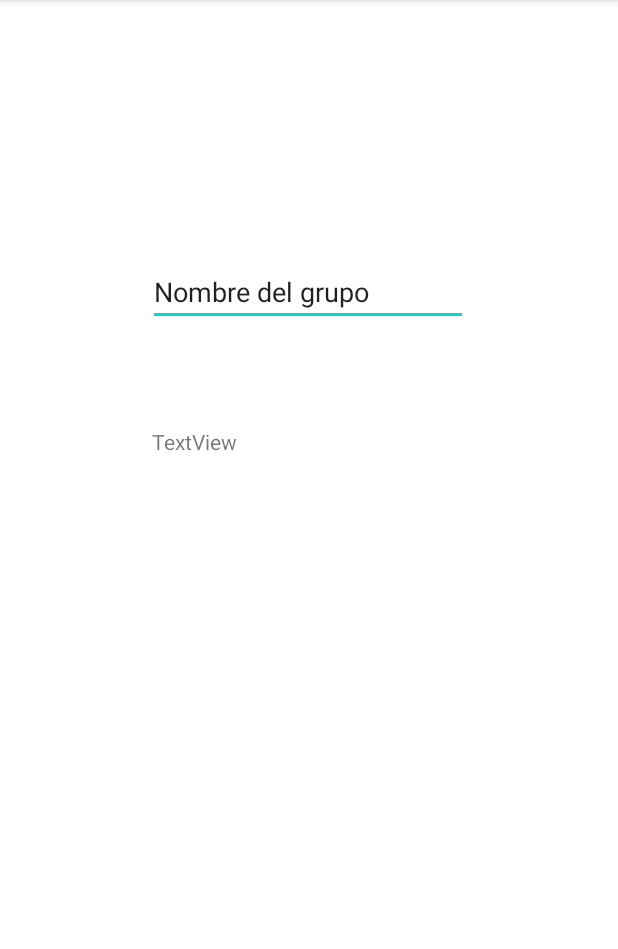
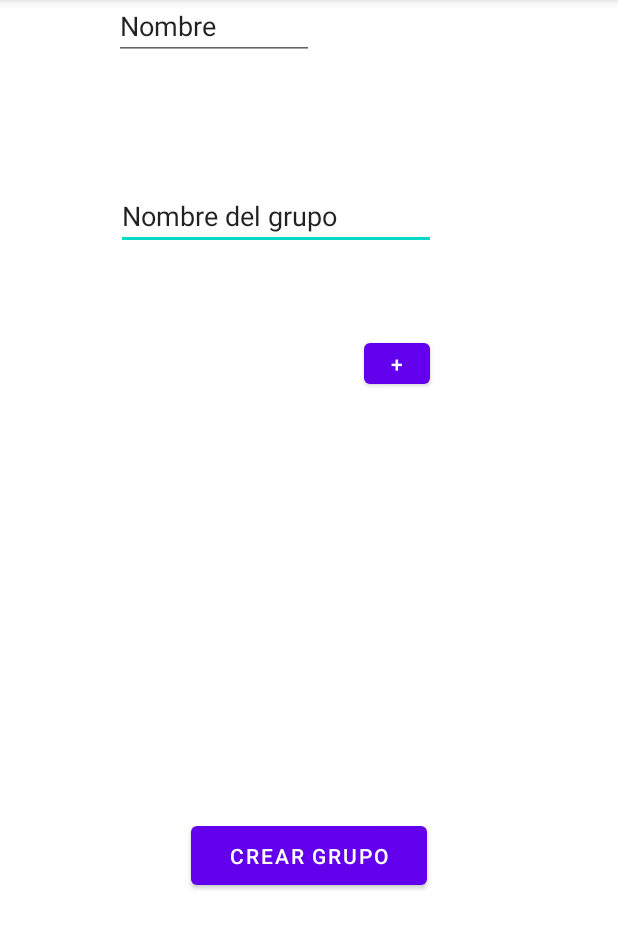
Before and after one commit to Tr3sar/Paymate, an Android app: the fragment NewGroupFragment shown on its own in the app's theme, on a phone screen of 412 x 824 dp, the part 84-1033 px from its top. Run offline under Robolectric (Android 15) with nearby library versions, the phone set to English and light mode, and no system bars; our stand-ins replace Dagger/Hilt's generated code.

Commit message:
Seguimos avanzando en newgroup

```diff
--- a/app/src/main/java/dadm/jmartor/paymate/ui/newgroup/NewGroupFragment.kt
+++ b/app/src/main/java/dadm/jmartor/paymate/ui/newgroup/NewGroupFragment.kt
@@ -1,5 +1,6 @@
 package dadm.jmartor.paymate.ui.newgroup
 
+import android.annotation.SuppressLint
 import android.os.Bundle
 import android.view.View
 import androidx.fragment.app.Fragment
@@ -13,10 +14,19 @@ class NewGroupFragment : Fragment(R.layout.fragment_new_group) {
     private var _binding : FragmentNewGroupBinding? = null
     private val binding get() = _binding!!
     private val viewModel: NewGroupViewModel by activityViewModels()
+    private var listMembers: List<String> = emptyList()
 
+    @SuppressLint("SetTextI18n")
     override fun onViewCreated(view: View, savedInstanceState: Bundle?) {
         super.onViewCreated(view, savedInstanceState)
         _binding = FragmentNewGroupBinding.bind(view)
+
+        binding.addMember.setOnClickListener {
+            var members: String = binding.members.text.toString()
+            var member: String = binding.personName.text.toString()
+            binding.members.text = members + member + "\n"
+            listMembers.plus(member)
+        }
     }
 
     override fun onDestroyView() {
--- a/app/src/main/java/dadm/jmartor/paymate/ui/newgroup/NewGroupViewModel.kt
+++ b/app/src/main/java/dadm/jmartor/paymate/ui/newgroup/NewGroupViewModel.kt
@@ -1,5 +1,7 @@
 package dadm.jmartor.paymate.ui.newgroup
 
+import androidx.lifecycle.LiveData
+import androidx.lifecycle.MutableLiveData
 import androidx.lifecycle.ViewModel
 import dagger.hilt.android.lifecycle.HiltViewModel
 import javax.inject.Inject
@@ -7,4 +9,13 @@ import javax.inject.Inject
 @HiltViewModel
 class NewGroupViewModel @Inject constructor():ViewModel(){
 
+    private val _members: MutableLiveData<Boolean> = MutableLiveData<Boolean>()
+    val members : LiveData<Boolean>
+        get() {
+            return _members
+        }
+
+    fun addMember(name:String){
+
+    }
 }
--- a/app/src/main/res/layout/fragment_new_group.xml
+++ b/app/src/main/res/layout/fragment_new_group.xml
@@ -11,23 +11,61 @@
         android:layout_height="wrap_content"
         android:ems="10"
         android:inputType="textPersonName"
-        android:text="Nombre del grupo"
+        android:text="@string/groupName"
         app:layout_constraintBottom_toTopOf="@+id/members"
         app:layout_constraintEnd_toEndOf="parent"
-        app:layout_constraintHorizontal_bias="0.497"
+        app:layout_constraintHorizontal_bias="0.388"
         app:layout_constraintStart_toStartOf="parent"
         app:layout_constraintTop_toTopOf="parent"
-        app:layout_constraintVertical_bias="0.719" />
+        app:layout_constraintVertical_bias="0.394" />
 
     <TextView
         android:id="@+id/members"
         android:layout_width="wrap_content"
         android:layout_height="wrap_content"
-        android:layout_marginBottom="464dp"
-        android:text="TextView"
+        android:layout_marginBottom="396dp"
+        android:text=""
         app:layout_constraintBottom_toBottomOf="parent"
         app:layout_constraintEnd_toEndOf="parent"
-        app:layout_constraintHorizontal_bias="0.286"
-        app:layout_constraintStart_toStartOf="parent" />
+        app:layout_constraintHorizontal_bias="0.22"
+        app:layout_constraintStart_toStartOf="parent"
+        app:layout_constraintTop_toBottomOf="@+id/personName"
+        app:layout_constraintVertical_bias="1.0" />
+
+    <Button
+        android:id="@+id/addMember"
+        android:layout_width="44dp"
+        android:layout_height="39dp"
+        android:layout_marginStart="32dp"
+        android:layout_marginTop="56dp"
+        android:text="@string/addMember"
+        app:layout_constraintBottom_toTopOf="@+id/button2"
+        app:layout_constraintEnd_toEndOf="parent"
+        app:layout_constraintHorizontal_bias="0.008"
+        app:layout_constraintStart_toEndOf="@+id/personName"
+        app:layout_constraintTop_toBottomOf="@+id/groupName"
+        app:layout_constraintVertical_bias="0.0" />
+
+    <EditText
+        android:id="@+id/personName"
+        android:layout_width="133dp"
+        android:layout_height="40dp"
+        android:layout_marginStart="76dp"
+        android:ems="10"
+        android:inputType="textPersonName"
+        android:text="@string/nameMember"
+        app:layout_constraintStart_toStartOf="parent"
+        tools:layout_editor_absoluteY="208dp"
+        tools:ignore="MissingConstraints" />
+
+    <Button
+        android:id="@+id/button2"
+        android:layout_width="157dp"
+        android:layout_height="51dp"
+        android:text="@string/group_create_button"
+        app:layout_constraintBottom_toBottomOf="parent"
+        app:layout_constraintEnd_toEndOf="parent"
+        app:layout_constraintStart_toStartOf="parent"
+        app:layout_constraintTop_toBottomOf="@+id/members" />
 
 </androidx.constraintlayout.widget.ConstraintLayout>
--- a/app/src/main/res/values/strings.xml
+++ b/app/src/main/res/values/strings.xml
@@ -10,4 +10,8 @@
     <string name="loginMessage">¿Ya tienes una cuenta? Inicia sesión ahora.</string>
     <string name="internetException">No hay conexión a internet. Vuelve a intentarlo en un rato.</string>
     <string name="quotationError">Error iniciando sesión, compruebe sus credenciales y vuelva a intentarlo.</string>
+    <string name="nameMember">Nombre</string>
+    <string name="groupName">Nombre del grupo</string>
+    <string name="addMember">+</string>
+    <string name="group_create_button">Crear grupo</string>
 </resources>
```
